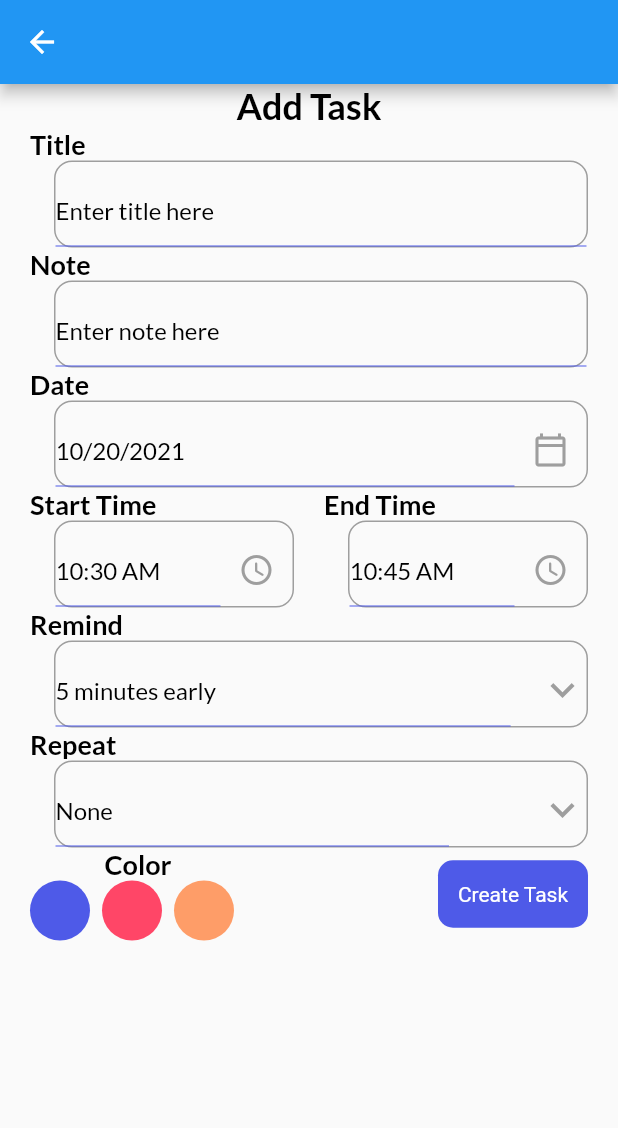
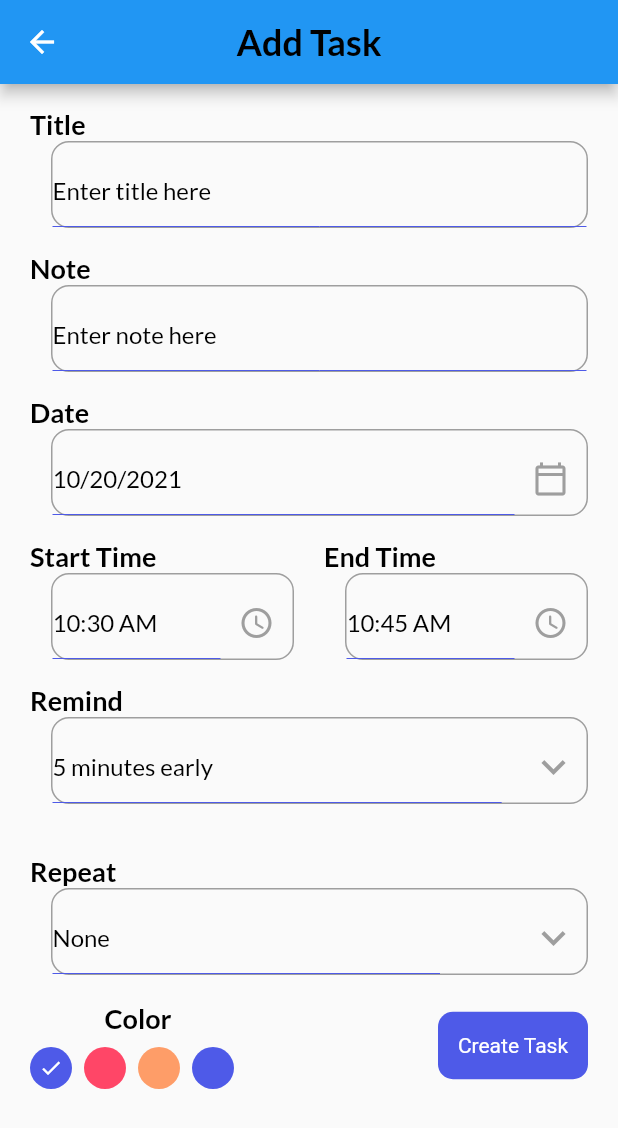
Before and after one commit to HowkMii/Todo-Mii, a Flutter app: the AddTaskPage screen opened directly, on a phone screen of 412 x 824 dp. Shown: the top 1128 px of the screen. Run offline on Flutter 3.47's test engine with Material 2 defaults, Android fonts, the phone set to English and light mode, and no system bars; our stand-ins replace get, get_storage, google_fonts; accounts and stored records are empty.

Commit message:
add task screen 2

```diff
--- a/lib/ui/pages/add_task_page.dart
+++ b/lib/ui/pages/add_task_page.dart
@@ -29,13 +29,16 @@ class _AddTaskPageState extends State<AddTaskPage> {
   @override
   Widget build(BuildContext context) {
     return Scaffold(
-      appBar: AppBar(),
+      appBar: AppBar(
+        centerTitle: true,
+        title: Text('Add Task',style:headingStyle ,),
+      ),
       body: Container(
         padding: const EdgeInsets.symmetric(horizontal: 20),
         child: SingleChildScrollView(
           child: Column(
             children: [
-              Text('Add Task',style:headingStyle ,),
+
               InputField(
               hint: 'Enter title here',
               title: 'Title',
@@ -45,7 +48,7 @@ class _AddTaskPageState extends State<AddTaskPage> {
               InputField(
               hint: 'Enter note here',
               title: 'Note',
-              controller: _titleController,
+              controller: _noteController,
               ),
               InputField(
               hint: DateFormat.yMd().format(_selectDate),
@@ -76,7 +79,9 @@ class _AddTaskPageState extends State<AddTaskPage> {
               InputField(
               hint:  '$_selectedRemind minutes early',
               title: 'Remind',
-              widget:DropdownButton(
+              widget:Row(
+                children: [
+                  DropdownButton(
                     dropdownColor: Colors.blueGrey,
                     borderRadius: BorderRadius.circular(10),
                     items: remindList.map<DropdownMenuItem<String>>((value) => DropdownMenuItem<String>(value:value.toString(),child: Text('$value',style:const TextStyle(color:Colors.white ),)),).toList(),
@@ -93,13 +98,18 @@ class _AddTaskPageState extends State<AddTaskPage> {
                         _selectedRemind=int.parse(newValue!);
                       });
                     } ,
+                  ),const SizedBox(width: 6,)
+                ],
               ),
 
               ),
+               const SizedBox(height: 18,),
                InputField(
               hint:  '$_selectedRepeat',
               title: 'Repeat',
-              widget:DropdownButton(
+              widget:Row(
+                children: [
+                  DropdownButton(
                     dropdownColor: Colors.blueGrey,
                     borderRadius: BorderRadius.circular(10),
                     items: repeatList.map<DropdownMenuItem<String>>((String value) => DropdownMenuItem<String>(value:value,child: Text(value,style:const TextStyle(color:Colors.white ),)),).toList(),
@@ -116,9 +126,12 @@ class _AddTaskPageState extends State<AddTaskPage> {
                         _selectedRepeat=newValue!;
                       });
                     } ,
+                  ), const SizedBox(width: 6,)
+                ],
               ),
 
               ),
+              const SizedBox(height: 18,),
               Row(
                 mainAxisAlignment: MainAxisAlignment.spaceBetween,
                 crossAxisAlignment: CrossAxisAlignment.center,
@@ -144,17 +157,24 @@ class _AddTaskPageState extends State<AddTaskPage> {
     return Column(
                   children: [
                     Text('Color',style: titleStyle,),
+                    const SizedBox(height: 8,),
                     Wrap(
-                      children:  List<Widget>.generate(3, (index) =>
+                      children:  List<Widget>.generate(4, (index) =>
                         GestureDetector(
-                          onTap: (){},
+                          onTap: (){
+                            setState(() {
+                              _selectedColor= index;
+                            });
+                          },
                           child: Padding(
                             padding: const EdgeInsets.only(right:8.0),
                             child: CircleAvatar(
+                              child:_selectedColor==index?  Icon(Icons.done,size: 16,color: Colors.white,):null,
                               backgroundColor: index ==0?
                                 primaryClr:
                                 index==1?
-                                pinkClr:orangeClr,
+                                pinkClr: index==2? orangeClr:primaryClr,
+                                radius:14,
 
                             ),
                           ),
--- a/lib/ui/widgets/input_field.dart
+++ b/lib/ui/widgets/input_field.dart
@@ -13,13 +13,15 @@ class InputField extends StatelessWidget {
   final Widget? widget;
   @override
   Widget build(BuildContext context) {
-    return Column(
+    return Container(
+      margin: const  EdgeInsets.only(top: 16),
+      child: Column(
         crossAxisAlignment: CrossAxisAlignment.start,
         children: [
           Text(title,style: titleStyle,),
           Container(
             padding: const EdgeInsets.only(top: 8),
-          margin: const EdgeInsets.only(left: 16),
+            margin: const EdgeInsets.only(left: 14),
 
            decoration: BoxDecoration(
               borderRadius: BorderRadius.circular(12),
@@ -54,6 +56,7 @@ class InputField extends StatelessWidget {
 
           ),
         ],
+      ),
     );
   }
 }
```
Lines whose indentation alone changed are shown as unchanged.
